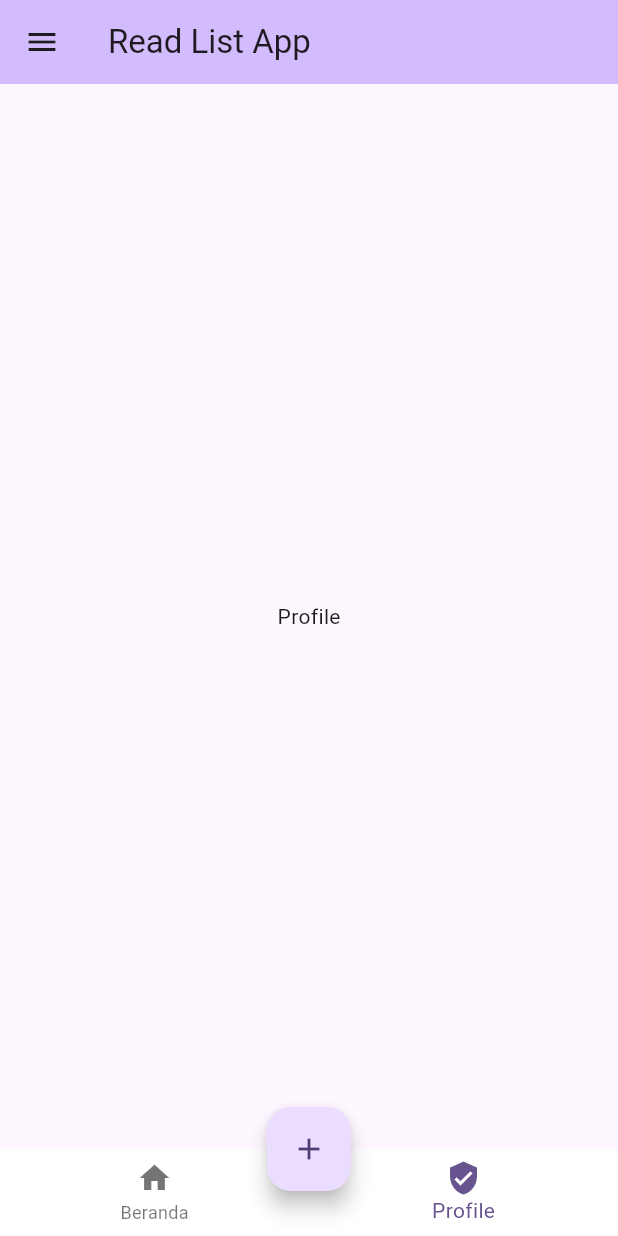
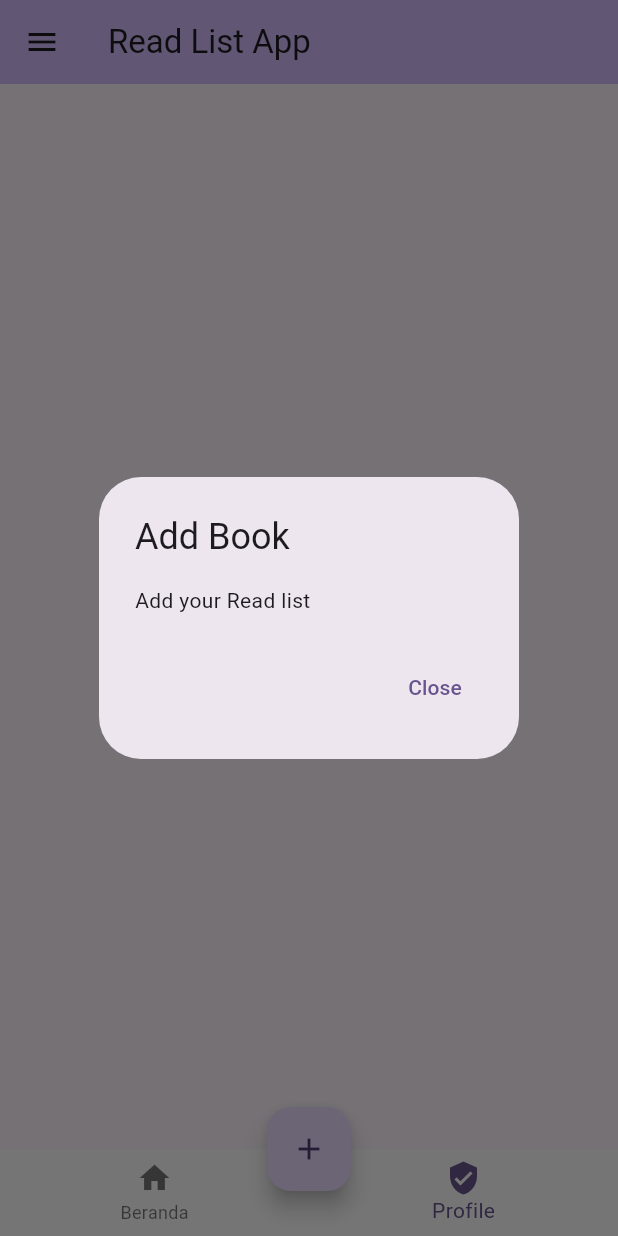
Before and after one commit to Drissha/read_list, a Flutter app: the screen it shows after launch, item 2 of the bottom bar chosen, after a tap on the "add" icon, on a phone screen of 412 x 824 dp. Run offline on Flutter 3.47's test engine with Material 3 defaults, Android fonts, the phone set to English and light mode, and no system bars.

```diff
--- a/lib/home/home_view.dart
+++ b/lib/home/home_view.dart
@@ -36,22 +36,18 @@ class _MyHomePageState extends State<MyHomePage> {
       drawer: drawer(context),
       body: IndexedStack(
         index: _tabIndex,
-        children: [
+        children: const [
           Center(
             child: Column(
               mainAxisAlignment: MainAxisAlignment.center,
               children: <Widget>[
-                const Text(
-                  "How many book's you have read today:",
-                ),
                 Text(
-                  '$_counter',
-                  style: Theme.of(context).textTheme.titleLarge,
+                  "Read list is empty",
                 ),
               ],
             ),
           ),
-          const Profile(), // Display Profile page at index 1
+          Profile(), // Display Profile page at index 1
         ],
       ),
       floatingActionButton: FAB(),
@@ -81,7 +77,24 @@ class _MyHomePageState extends State<MyHomePage> {
 
   FloatingActionButton FAB() {
     return FloatingActionButton(
-      onPressed: _incrementCounter,
+      onPressed: () {
+        showDialog(
+            context: context,
+            builder: (BuildContext context) {
+              return AlertDialog(
+                title: Text('Add Book'),
+                content: Text('Add your Read list'),
+                actions: <Widget>[
+                  TextButton(
+                    onPressed: () {
+                      Navigator.of(context).pop();
+                    },
+                    child: Text('Close'),
+                  ),
+                ],
+              );
+            });
+      },
       tooltip: 'Increment',
       child: const Icon(Icons.add),
     );
@@ -96,9 +109,8 @@ class _MyHomePageState extends State<MyHomePage> {
             leading: const Icon(Icons.verified_user),
             title: const Text('Profile'),
             onTap: () {
-              Navigator.of(context).pop(); // Close drawer
-              changeTabIndex(
-                  1); // Change tab index to navigate to the profile page
+              Navigator.of(context).pop();
+              changeTabIndex(1);
             },
           ),
           ListTile(
--- a/lib/profile/profile_view.dart
+++ b/lib/profile/profile_view.dart
@@ -1,12 +1,23 @@
 import 'package:flutter/material.dart';
+import 'package:flutter_ui/profile/profile_view.dart';
 
 class Profile extends StatelessWidget {
-  const Profile({super.key});
+  const Profile({Key? key}) : super(key: key);
 
+  @override
   Widget build(BuildContext context) {
-    return const Scaffold(
+    return Scaffold(
       body: Center(
-        child: Text('Profile'),
+        child: Column(
+          mainAxisAlignment: MainAxisAlignment.center,
+          children: [
+            const Text('Profile'),
+            OutlinedButton(
+              onPressed: () {},
+              child: const Text('Buku'),
+            ),
+          ],
+        ),
       ),
     );
   }
```
